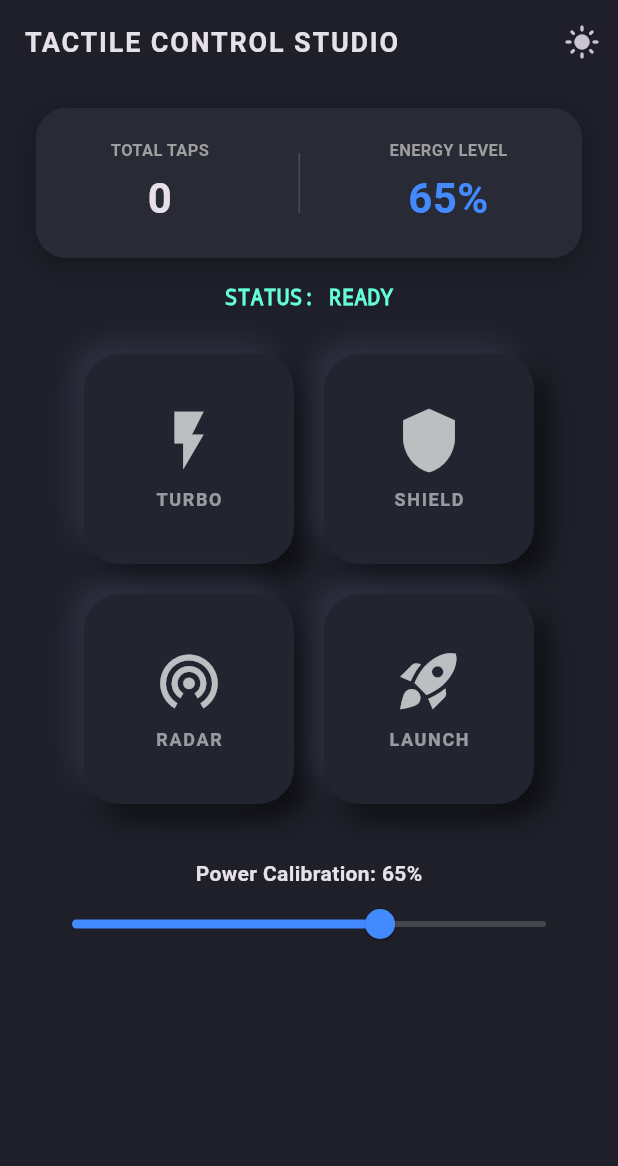
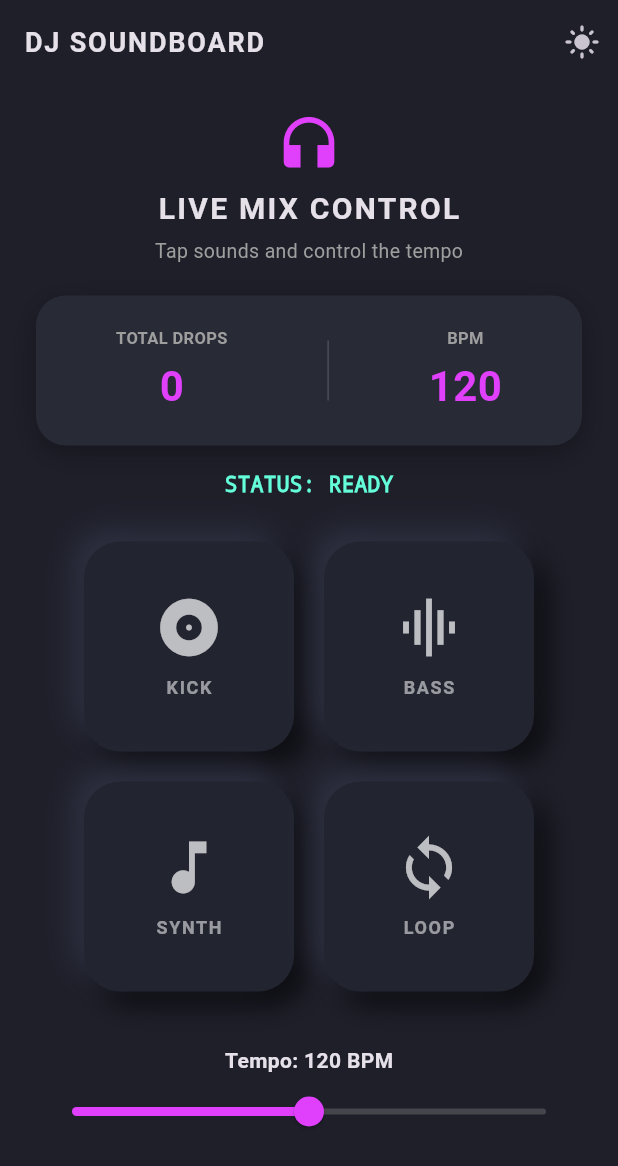
Before and after one commit to abubekerm1/activity04, a Flutter app: the screen it shows after launch, on a phone screen of 412 x 824 dp. Shown: the top 1166 px of the screen. Run offline on Flutter 3.47's test engine with Material 3 defaults, Android fonts, the phone set to English and light mode, and no system bars.

Commit message:
Complete Round 3 DJ Soundboard

```diff
--- a/lib/main.dart
+++ b/lib/main.dart
@@ -17,7 +17,7 @@ class _TactileDeckAppState extends State<TactileDeckApp> {
   @override
   Widget build(BuildContext context) {
     return MaterialApp(
-      title: 'Cyber-Tactile Control Studio',
+      title: 'DJ Soundboard',
       debugShowCheckedModeBanner: false,
       theme: isDarkMode
           ? ThemeData.dark(useMaterial3: true)
@@ -45,24 +45,28 @@ class ControlDeckScreen extends StatefulWidget {
 }
 
 class _ControlDeckScreenState extends State<ControlDeckScreen> {
-  int totalTaps = 0;
-  double powerLevel = 65.0;
-  String systemStatus = "READY";
+  int totalDrops = 0;
+  double bpm = 120.0;
+  String lastSound = "READY";
+  bool partyMode = false;
 
-  // 🐛 BUG #1 — this flag was owned by the SCREEN, not by an individual button.
-  // FIX: Each TactileButton now owns its own private isPressed state.
-
-  void _triggerAction(String actionName) {
+  void _triggerSound(String soundName) {
     setState(() {
-      totalTaps++;
-      systemStatus = "$actionName ACTIVATED";
+      totalDrops++;
+      lastSound = "$soundName PLAYED";
+      partyMode = totalDrops >= 10;
     });
   }
 
   @override
   Widget build(BuildContext context) {
-    final screenBg =
-        widget.isDark ? const Color(0xFF1E1F29) : const Color(0xFFE0E5EC);
+    final screenBg = partyMode
+        ? (widget.isDark
+            ? const Color(0xFF301934)
+            : const Color(0xFFFFE4F3))
+        : (widget.isDark
+            ? const Color(0xFF1E1F29)
+            : const Color(0xFFE0E5EC));
 
     final cardBg =
         widget.isDark ? const Color(0xFF282A36) : Colors.white;
@@ -71,7 +75,7 @@ class _ControlDeckScreenState extends State<ControlDeckScreen> {
       backgroundColor: screenBg,
       appBar: AppBar(
         title: const Text(
-          "TACTILE CONTROL STUDIO",
+          "DJ SOUNDBOARD",
           style: TextStyle(
             fontWeight: FontWeight.bold,
             letterSpacing: 1.2,
@@ -97,6 +101,10 @@ class _ControlDeckScreenState extends State<ControlDeckScreen> {
         ),
         child: Column(
           children: [
+            const SoundboardHeader(),
+
+            const SizedBox(height: 20),
+
             Container(
               width: double.infinity,
               padding: const EdgeInsets.all(20),
@@ -116,51 +124,18 @@ class _ControlDeckScreenState extends State<ControlDeckScreen> {
               child: Row(
                 mainAxisAlignment: MainAxisAlignment.spaceAround,
                 children: [
-                  Column(
-                    children: [
-                      const Text(
-                        "TOTAL TAPS",
-                        style: TextStyle(
-                          fontSize: 11,
-                          fontWeight: FontWeight.bold,
-                          color: Colors.grey,
-                        ),
-                      ),
-                      const SizedBox(height: 4),
-                      Text(
-                        "$totalTaps",
-                        style: const TextStyle(
-                          fontSize: 28,
-                          fontWeight: FontWeight.bold,
-                        ),
-                      ),
-                    ],
+                  MetricBadge(
+                    title: "TOTAL DROPS",
+                    value: "$totalDrops",
                   ),
                   Container(
                     width: 1,
                     height: 40,
                     color: Colors.grey.withOpacity(0.3),
                   ),
-                  Column(
-                    children: [
-                      const Text(
-                        "ENERGY LEVEL",
-                        style: TextStyle(
-                          fontSize: 11,
-                          fontWeight: FontWeight.bold,
-                          color: Colors.grey,
-                        ),
-                      ),
-                      const SizedBox(height: 4),
-                      Text(
-                        "${powerLevel.toInt()}%",
-                        style: const TextStyle(
-                          fontSize: 28,
-                          fontWeight: FontWeight.bold,
-                          color: Colors.blueAccent,
-                        ),
-                      ),
-                    ],
+                  MetricBadge(
+                    title: "BPM",
+                    value: "${bpm.toInt()}",
                   ),
                 ],
               ),
@@ -169,7 +144,7 @@ class _ControlDeckScreenState extends State<ControlDeckScreen> {
             const SizedBox(height: 16),
 
             Text(
-              "STATUS: $systemStatus",
+              "STATUS: $lastSound",
               style: TextStyle(
                 fontFamily: 'monospace',
                 fontWeight: FontWeight.w600,
@@ -179,6 +154,18 @@ class _ControlDeckScreenState extends State<ControlDeckScreen> {
               ),
             ),
 
+            if (partyMode) ...[
+              const SizedBox(height: 12),
+              const Text(
+                "PARTY MODE 🔥",
+                style: TextStyle(
+                  fontSize: 22,
+                  fontWeight: FontWeight.bold,
+                  color: Colors.pinkAccent,
+                ),
+              ),
+            ],
+
             const SizedBox(height: 28),
 
             Wrap(
@@ -187,32 +174,32 @@ class _ControlDeckScreenState extends State<ControlDeckScreen> {
               alignment: WrapAlignment.center,
               children: [
                 TactileButton(
-                  icon: Icons.flash_on,
-                  label: "TURBO",
-                  accentColor: Colors.amber,
+                  icon: Icons.album,
+                  label: "KICK",
+                  accentColor: Colors.orangeAccent,
                   isDark: widget.isDark,
-                  onPressed: () => _triggerAction("TURBO BOOST"),
+                  onPressed: () => _triggerSound("BASS KICK"),
                 ),
                 TactileButton(
-                  icon: Icons.shield,
-                  label: "SHIELD",
-                  accentColor: Colors.tealAccent,
+                  icon: Icons.graphic_eq,
+                  label: "BASS",
+                  accentColor: Colors.blueAccent,
                   isDark: widget.isDark,
-                  onPressed: () => _triggerAction("DEFENSE SHIELD"),
+                  onPressed: () => _triggerSound("BASS DROP"),
                 ),
                 TactileButton(
-                  icon: Icons.wifi_tethering,
-                  label: "RADAR",
+                  icon: Icons.music_note,
+                  label: "SYNTH",
                   accentColor: Colors.purpleAccent,
                   isDark: widget.isDark,
-                  onPressed: () => _triggerAction("PULSE RADAR"),
+                  onPressed: () => _triggerSound("SYNTH"),
                 ),
                 TactileButton(
-                  icon: Icons.rocket_launch,
-                  label: "LAUNCH",
-                  accentColor: Colors.redAccent,
+                  icon: Icons.loop,
+                  label: "LOOP",
+                  accentColor: Colors.greenAccent,
                   isDark: widget.isDark,
-                  onPressed: () => _triggerAction("THRUSTER LAUNCH"),
+                  onPressed: () => _triggerSound("LOOP"),
                 ),
               ],
             ),
@@ -220,7 +207,7 @@ class _ControlDeckScreenState extends State<ControlDeckScreen> {
             const SizedBox(height: 36),
 
             Text(
-              "Power Calibration: ${powerLevel.toInt()}%",
+              "Tempo: ${bpm.toInt()} BPM",
               style: const TextStyle(
                 fontWeight: FontWeight.w600,
                 fontSize: 14,
@@ -228,16 +215,13 @@ class _ControlDeckScreenState extends State<ControlDeckScreen> {
             ),
 
             Slider(
-              value: powerLevel,
-              min: 0,
-              max: 100,
-              activeColor: Colors.blueAccent,
+              value: bpm,
+              min: 60,
+              max: 180,
+              activeColor: Colors.purpleAccent,
               inactiveColor: Colors.grey.withOpacity(0.3),
-
-              // 🐛 BUG #2 — value changed without rebuilding the UI.
-              // FIX: Update powerLevel inside setState().
               onChanged: (newVal) =>
-                  setState(() => powerLevel = newVal),
+                  setState(() => bpm = newVal),
             ),
           ],
         ),
@@ -246,8 +230,76 @@ class _ControlDeckScreenState extends State<ControlDeckScreen> {
   }
 }
 
-// 🐛 BUG #1 — buttons previously shared one isPressed state.
-// FIX: Each TactileButton now owns its own private isPressed state.
+class SoundboardHeader extends StatelessWidget {
+  const SoundboardHeader({super.key});
+
+  @override
+  Widget build(BuildContext context) {
+    return const Column(
+      children: [
+        Icon(
+          Icons.headphones,
+          size: 45,
+          color: Colors.purpleAccent,
+        ),
+        SizedBox(height: 8),
+        Text(
+          "LIVE MIX CONTROL",
+          style: TextStyle(
+            fontSize: 20,
+            fontWeight: FontWeight.bold,
+            letterSpacing: 1.5,
+          ),
+        ),
+        SizedBox(height: 4),
+        Text(
+          "Tap sounds and control the tempo",
+          style: TextStyle(
+            fontSize: 13,
+            color: Colors.grey,
+          ),
+        ),
+      ],
+    );
+  }
+}
+
+class MetricBadge extends StatelessWidget {
+  final String title;
+  final String value;
+
+  const MetricBadge({
+    super.key,
+    required this.title,
+    required this.value,
+  });
+
+  @override
+  Widget build(BuildContext context) {
+    return Column(
+      children: [
+        Text(
+          title,
+          style: const TextStyle(
+            fontSize: 11,
+            fontWeight: FontWeight.bold,
+            color: Colors.grey,
+          ),
+        ),
+        const SizedBox(height: 4),
+        Text(
+          value,
+          style: const TextStyle(
+            fontSize: 28,
+            fontWeight: FontWeight.bold,
+            color: Colors.purpleAccent,
+          ),
+        ),
+      ],
+    );
+  }
+}
+
 class TactileButton extends StatefulWidget {
   final IconData icon;
   final String label;
@@ -284,11 +336,8 @@ class _TactileButtonState extends State<TactileButton> {
         widget.isDark ? const Color(0xFF2F3244) : Colors.white;
 
     return GestureDetector(
-      // 🐛 BUG #4 — action previously fired during touch-down.
-      // FIX: Touch-down only changes the pressed state.
       onTapDown: (_) => setState(() => isPressed = true),
 
-      // Action now fires when the user releases the button.
       onTapUp: (_) {
         setState(() => isPressed = false);
         widget.onPressed();
@@ -303,9 +352,6 @@ class _TactileButtonState extends State<TactileButton> {
         decoration: BoxDecoration(
           color: baseColor,
           borderRadius: BorderRadius.circular(24),
-
-          // 🐛 BUG #3 — pressed and unpressed shadows were reversed.
-          // FIX: Pressed uses smaller shadows and unpressed uses larger shadows.
           boxShadow: isPressed
               ? [
                   BoxShadow(
```
